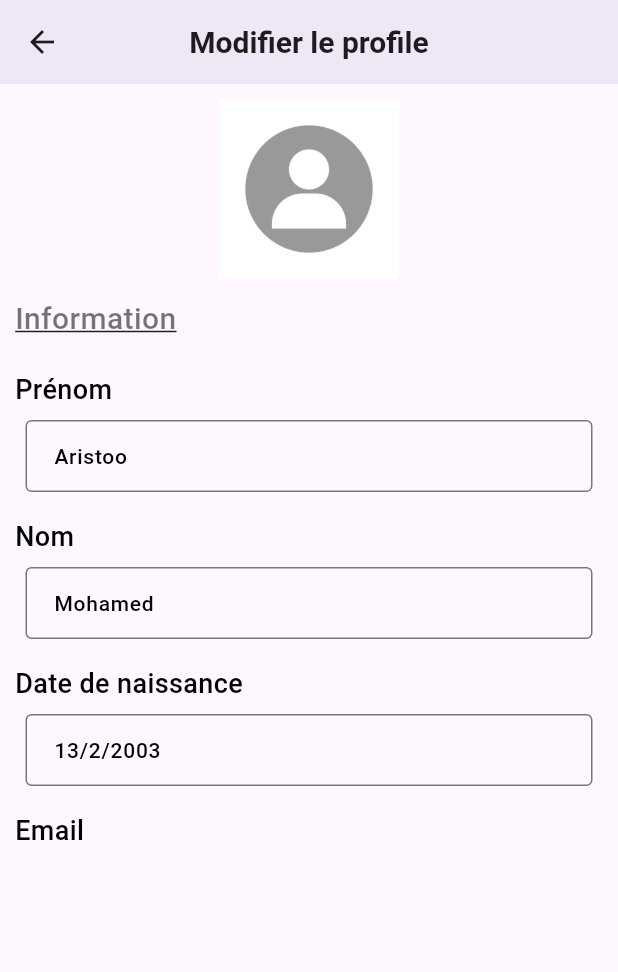
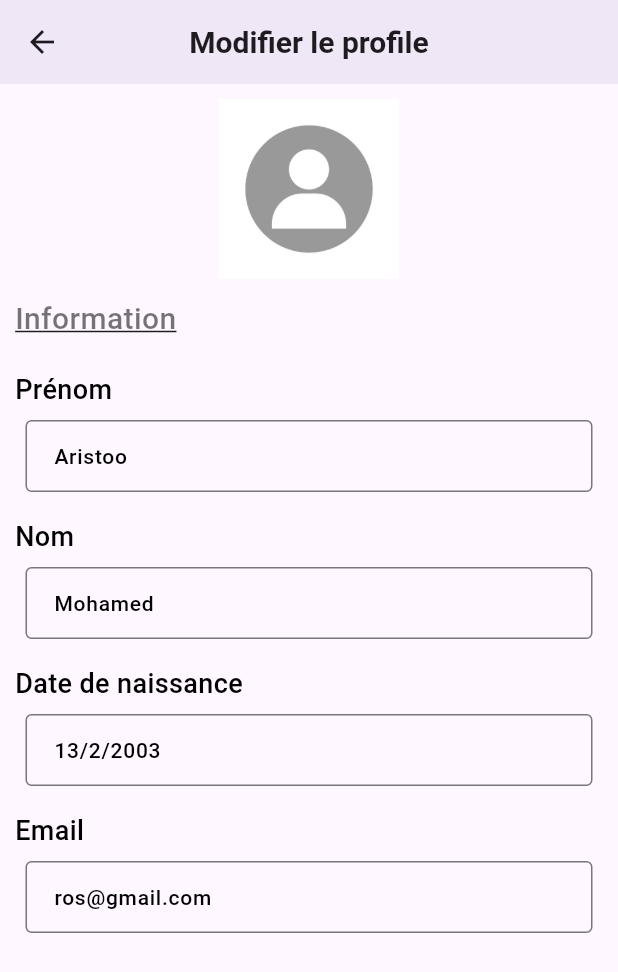
Before and after one commit to Rostomgh/Aqupro, a Flutter app: the ProfilePage screen opened directly, after a tap on "Mes Données personnelles", on a phone screen of 412 x 824 dp. Shown: the top 972 px of the screen. Run offline on Flutter 3.47's test engine with Material 3 defaults, Android fonts, the phone set to English and light mode, and no system bars; our stand-ins replace animated_splash_screen, awesome_dialog, bloc, curved_navigation_bar, firebase_auth, firebase_core and 2 more; accounts and stored records are empty.

Commit message:
add version

```diff
--- a/lib/Pages/Gmap.dart
+++ b/lib/Pages/Gmap.dart
@@ -1,6 +1,6 @@
 
 import 'package:flutter/material.dart';
-import 'package:google_maps_flutter/google_maps_flutter.dart';
+
 
 class Gmap extends StatelessWidget {
 
--- a/lib/Pages/ProfileScreen/InfoPerso.dart
+++ b/lib/Pages/ProfileScreen/InfoPerso.dart
@@ -74,10 +74,10 @@ class _InfoPersoPState extends State<InfoPersoP> {
                 ),
                 const SizedBox(height: 10),
                 EInput,
-                /*EditInput(
+                EditInput(
                   hint: "ros@gmail.com",
                   mycontroller: email,
-                ),*/
+                ),
               ]),
         ),
       ),
--- a/lib/Widget/SecondBCard.dart
+++ b/lib/Widget/SecondBCard.dart
@@ -17,10 +17,14 @@ class _SecondBuildCardState extends State<SecondBuildCard> {
           ic: Icon(Icons.text_decrease),
           text: "Termes et Conditions",
         ),
+        CustomCardProfilePage(ic: Icon(Icons.history), text: "Historique"),
         CustomCardProfilePage(
           ic: Icon(Icons.language),
           text: "Languge",
         ),
+        SizedBox(height: 40),
+        Text("Aquapro . Version 1.0.0",style: TextStyle(fontSize: 20),)
+
       ],
     );
   }
```
